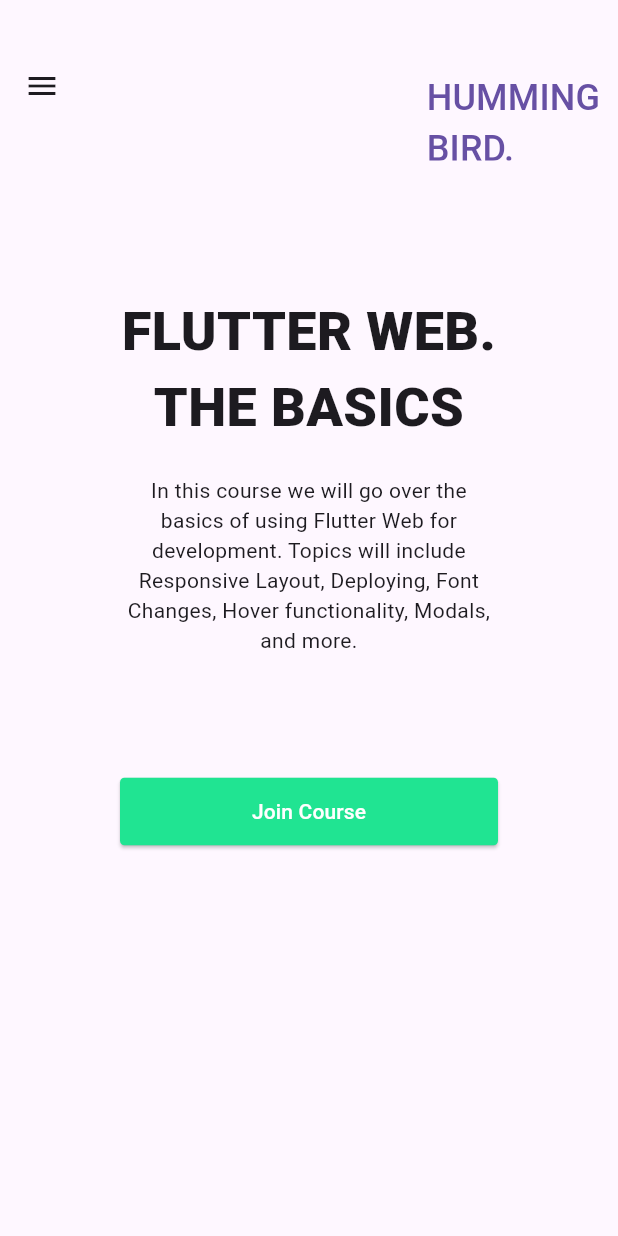
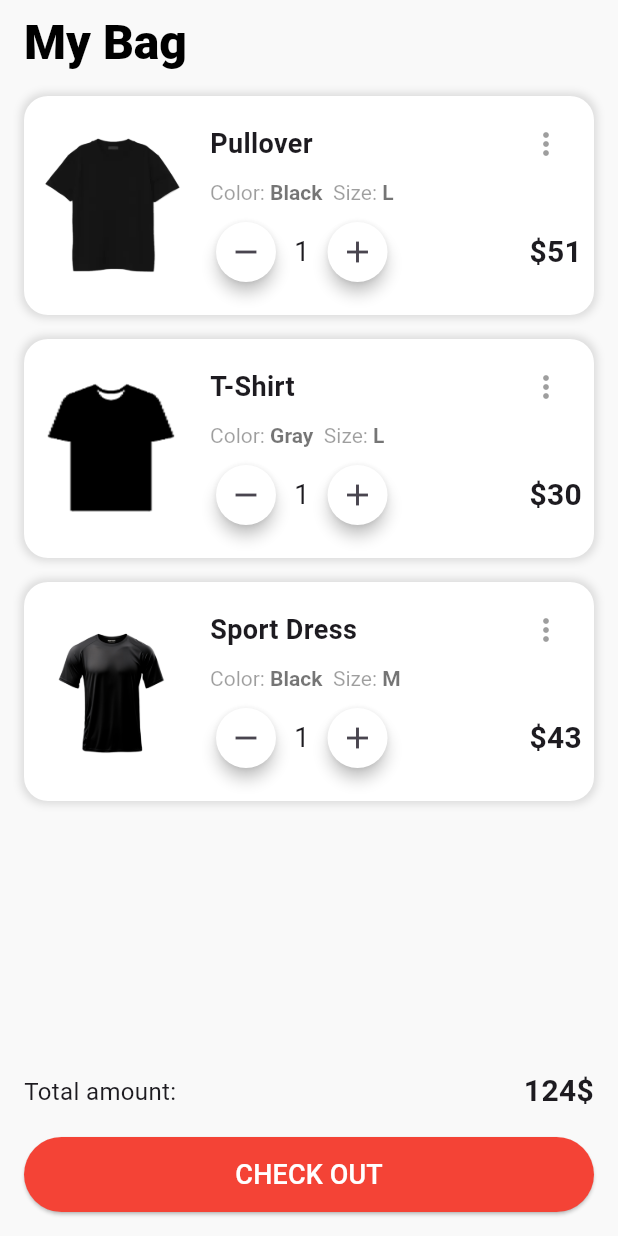
Before and after one commit to shahincse2/Assignment_of_Ostad, a Flutter app: the screen it shows after launch, on a phone screen of 412 x 824 dp. Run offline on Flutter 3.47's test engine with Material 3 defaults, Android fonts, the phone set to English and light mode, and no system bars.

Commit message:
Assignment 4

```diff
--- a/lib/home_screen.dart
+++ b/lib/home_screen.dart
@@ -1,6 +1,4 @@
-import 'package:assignment_of_ostad/desktop_screen.dart';
-import 'package:assignment_of_ostad/tablet_screen.dart';
-import 'package:assignment_of_ostad/mobile_screen.dart';
+import 'package:assignment_of_ostad/screens/product_lists.dart';
 import 'package:flutter/material.dart';
 
 class HomeScreen extends StatelessWidget {
@@ -8,14 +6,8 @@
 
   @override
   Widget build(BuildContext context) {
-    double width = MediaQuery.of(context).size.width;
-
-    if (width <= 640) {
-      return const MobileScreen();
-    } else if (width > 640 && width < 1007) {
-      return const TabletScreen();
-    } else {
-      return const DesktopScreen();
-    }
+    return const Scaffold(
+      body: ProductLists(),
+    );
   }
 }
--- a/lib/mobile_screen.dart
+++ /dev/null
@@ -1,127 +0,0 @@
-import 'package:flutter/material.dart';
-
-class MobileScreen extends StatelessWidget {
-  const MobileScreen({super.key});
-
-  @override
-  Widget build(BuildContext context) {
-    return Scaffold(
-      appBar: AppBar(
-        toolbarHeight: 115,
-        actions: [
-          Padding(
-            padding: const EdgeInsets.only(top: 40.0, left: 30),
-            child: TextButton(
-              onPressed: () {},
-              child: const Text(
-                'HUMMING\nBIRD.',
-                style: TextStyle(
-                  fontSize: 24,
-                ),
-              ),
-            ),
-          ),
-        ],
-      ),
-      body: SingleChildScrollView(
-        scrollDirection: Axis.vertical,
-        child: Padding(
-          padding: const EdgeInsets.only(
-              top: 80.0, bottom: 80.0, left: 80.0, right: 80.0),
-          child: Column(
-            mainAxisAlignment: MainAxisAlignment.center,
-            children: [
-              const Text(
-                'FLUTTER WEB.\nTHE BASICS',
-                style: TextStyle(fontSize: 36, fontWeight: FontWeight.w900),
-                textAlign: TextAlign.center,
-              ),
-              const SizedBox(height: 20),
-              const Text(
-                'In this course we will go over the basics of using Flutter Web for development. Topics will include Responsive Layout, Deploying, Font Changes, Hover functionality, Modals, and more.',
-                textAlign: TextAlign.center,
-              ),
-              const SizedBox(
-                height: 80,
-              ),
-              ElevatedButton(
-                onPressed: () {},
-                style: ElevatedButton.styleFrom(
-                  backgroundColor: const Color(0xff20E492),
-                  foregroundColor: Colors.white,
-                  minimumSize: const Size(double.infinity, 45),
-                  shape: RoundedRectangleBorder(
-                    borderRadius: BorderRadius.circular(3),
-                  ),
-                ),
-                child: const Text('Join Course'),
-              ),
-            ],
-          ),
-        ),
-      ),
-      drawer: Drawer(
-        child: Column(
-          children: [
-            DrawerHeader(
-              padding: EdgeInsets.zero,
-              child: Container(
-                height: 200,
-                width: double.infinity,
-                color: const Color(0xff20E492),
-                child: const Center(
-                  child: Column(
-                    mainAxisAlignment: MainAxisAlignment.center,
-                    children: [
-                      Text(
-                        'SKILL UP NOW',
-                        style: TextStyle(
-                            fontSize: 24,
-                            color: Colors.white,
-                            fontWeight: FontWeight.w700),
-                      ),
-                      Text(
-                        'TAP HERE',
-                        style: TextStyle(fontSize: 16, color: Colors.white),
-                      ),
-                    ],
-                  ),
-                ),
-              ),
-            ),
-            const Padding(
-              padding: EdgeInsets.only(left: 50.0),
-              child: Column(
-                children: [
-                  ListTile(
-                    leading: Icon(Icons.local_movies_outlined),
-                    title: Text(
-                      'Episodes',
-                      style:
-                          TextStyle(fontWeight: FontWeight.w500, fontSize: 16),
-                    ),
-                    contentPadding:
-                        EdgeInsets.symmetric(vertical: 0, horizontal: 16.0),
-                    horizontalTitleGap: 50.0,
-                    minVerticalPadding: 40,
-                  ),
-                  ListTile(
-                    leading: Icon(Icons.feedback),
-                    title: Text(
-                      'About',
-                      style:
-                          TextStyle(fontWeight: FontWeight.w500, fontSize: 16),
-                    ),
-                    contentPadding:
-                        EdgeInsets.symmetric(vertical: 0, horizontal: 16.0),
-                    horizontalTitleGap: 50.0,
-                  ),
-                ],
-              ),
-            ),
-          ],
-        ),
-      ),
-    );
-  }
-}
--- /dev/null
+++ b/lib/screens/product_lists.dart
@@ -0,0 +1,279 @@
+import 'package:flutter/material.dart';
+import 'package:flutter/widgets.dart';
+
+class ProductLists extends StatefulWidget {
+  const ProductLists({super.key});
+
+  @override
+  State<ProductLists> createState() => _ProductListsState();
+}
+
+class _ProductListsState extends State<ProductLists> {
+  final List<Map<String, dynamic>> items = [
+    {
+      'name': 'Pullover',
+      'color': 'Black',
+      'size': 'L',
+      'price': 51,
+      'quantity': 1,
+      'image': 'assets/images/pullover.png'
+    },
+    {
+      'name': 'T-Shirt',
+      'color': 'Gray',
+      'size': 'L',
+      'price': 30,
+      'quantity': 1,
+      'image': 'assets/images/newshirt.png'
+    },
+    {
+      'name': 'Sport Dress',
+      'color': 'Black',
+      'size': 'M',
+      'price': 43,
+      'quantity': 1,
+      'image': 'assets/images/sport.png'
+    },
+  ];
+
+  double totalAmount = 0;
+
+  @override
+  void initState() {
+    super.initState();
+    calculateTotalAmount();
+  }
+
+  @override
+  Widget build(BuildContext context) {
+    return MaterialApp(
+      debugShowCheckedModeBanner: false,
+      home: Scaffold(
+        backgroundColor: const Color(0xffF9F9F9),
+        appBar: AppBar(
+          title: const Text('My Bag'),
+          backgroundColor: const Color(0xffF9F9F9),
+          elevation: 0,
+          titleTextStyle: const TextStyle(
+              color: Colors.black, fontWeight: FontWeight.w900, fontSize: 32),
+        ),
+        body: buildProductDetailsListTile(),
+      ),
+    );
+  }
+
+  Widget buildProductDetailsListTile() {
+    return Column(
+      children: [
+        Expanded(
+          child: Column(
+            children: items.asMap().entries.map((entry) {
+              int index = entry.key;
+              var item = entry.value;
+
+              return Padding(
+                padding:
+                const EdgeInsets.symmetric(horizontal: 16, vertical: 8),
+                child: Container(
+                  padding: const EdgeInsets.all(8),
+                  decoration: BoxDecoration(
+                    color: Colors.white,
+                    borderRadius: BorderRadius.circular(16),
+                    boxShadow: const [
+                      BoxShadow(
+                        color: Colors.black12,
+                        blurRadius: 4,
+                        spreadRadius: 2,
+                      ),
+                    ],
+                  ),
+                  child: Row(
+                    crossAxisAlignment: CrossAxisAlignment.start,
+                    children: [
+                      Image.asset(
+                        item['image'],
+                        width: 100,
+                        height: 130,
+                      ),
+                      const SizedBox(width: 16),
+                      Expanded(
+                        child: Column(
+                          crossAxisAlignment: CrossAxisAlignment.start,
+                          children: [
+                            Row(
+                              mainAxisAlignment: MainAxisAlignment.spaceBetween,
+                              mainAxisSize: MainAxisSize.max,
+                              children: [
+                                Text(
+                                  item['name'],
+                                  style: const TextStyle(
+                                    fontWeight: FontWeight.bold,
+                                    fontSize: 18,
+                                  ),
+                                ),
+                                IconButton(
+                                  onPressed: () {},
+                                  icon: Icon(
+                                    Icons.more_vert,
+                                    color: Colors.black38,
+                                  ),
+                                ),
+                              ],
+                            ),
+                            RichText(
+                              text: TextSpan(
+                                children: [
+                                  const TextSpan(
+                                    text: 'Color: ',
+                                    style: TextStyle(
+                                      color: Colors.black38,
+                                    ),
+                                  ),
+                                  TextSpan(
+                                    text: '${item['color']}  ',
+                                    style: const TextStyle(
+                                      fontWeight: FontWeight.bold,
+                                      color: Colors.black54,
+                                    ),
+                                  ),
+                                  const TextSpan(
+                                    text: 'Size: ',
+                                    style: TextStyle(
+                                      color: Colors.black38,
+                                    ),
+                                  ),
+                                  TextSpan(
+                                    text: '${item['size']}',
+                                    style: const TextStyle(
+                                      fontWeight: FontWeight.bold,
+                                      color: Colors.black54,
+                                    ),
+                                  ),
+                                ],
+                              ),
+                            ),
+                            const SizedBox(height: 8),
+                            Row(
+                              mainAxisAlignment: MainAxisAlignment.spaceBetween,
+                              children: [
+                                Row(
+                                  children: [
+                                    IconButton(
+                                      onPressed: () {
+                                        updateQuantity(index, false);
+                                      },
+                                      icon: const Icon(Icons.remove),
+                                      style: IconButton.styleFrom(
+                                        backgroundColor: Colors.white,
+                                        elevation: 4,
+                                        shadowColor: Colors.black,
+                                        shape: RoundedRectangleBorder(
+                                          borderRadius:
+                                          BorderRadius.circular(50),
+                                        ),
+                                      ),
+                                    ),
+                                    const SizedBox(width: 8),
+                                    Text(
+                                      '${item['quantity']}',
+                                      style: const TextStyle(fontSize: 18),
+                                    ),
+                                    const SizedBox(width: 8),
+                                    IconButton(
+                                      onPressed: () {
+                                        updateQuantity(index, true);
+                                      },
+                                      icon: const Icon(Icons.add),
+                                      style: IconButton.styleFrom(
+                                        backgroundColor: Colors.white,
+                                        elevation: 4,
+                                        shadowColor: Colors.black,
+                                        shape: RoundedRectangleBorder(
+                                          borderRadius:
+                                          BorderRadius.circular(50),
+                                        ),
+                                      ),
+                                    ),
+                                  ],
+                                ),
+                                Text(
+                                  '\$${item['price']}',
+                                  style: const TextStyle(
+                                    fontWeight: FontWeight.bold,
+                                    fontSize: 20,
+                                  ),
+                                ),
+                              ],
+                            ),
+                          ],
+                        ),
+                      ),
+                    ],
+                  ),
+                ),
+              );
+            }).toList(),
+          ),
+        ),
+        Padding(
+          padding: const EdgeInsets.all(16.0),
+          child: Column(
+            children: [
+              Row(
+                mainAxisAlignment: MainAxisAlignment.spaceBetween,
+                children: [
+                  const Text('Total amount:',
+                      style: TextStyle(
+                        fontSize: 16,
+                      )),
+                  Text(
+                    '${totalAmount.toStringAsFixed(0)}\$',
+                    style: const TextStyle(
+                        fontSize: 20, fontWeight: FontWeight.bold),
+                  ),
+                ],
+              ),
+              const SizedBox(height: 16),
+              ElevatedButton(
+                onPressed: () {},
+                style: ElevatedButton.styleFrom(
+                  minimumSize: const Size(double.infinity, 50),
+                  backgroundColor: Colors.red,
+                  shape: RoundedRectangleBorder(
+                    borderRadius: BorderRadius.circular(30),
+                  ),
+                ),
+                child: const Text(
+                  'CHECK OUT',
+                  style: TextStyle(fontSize: 18, color: Colors.white),
+                ),
+              ),
+            ],
+          ),
+        ),
+      ],
+    );
+  }
+
+  void calculateTotalAmount() {
+    totalAmount = 0;
+    for (var item in items) {
+      totalAmount += item['price'] * item['quantity'];
+    }
+  }
+
+  void updateQuantity(int index, bool isIncrement) {
+    setState(
+          () {
+        if (isIncrement) {
+          items[index]['quantity']++;
+        } else {
+          if (items[index]['quantity'] > 0) {
+            items[index]['quantity']--;
+          }
+        }
+        calculateTotalAmount(); // Recalculate the total amount whenever quantity changes
+      },
+    );
+  }
+}
```
Also changed, not shown: lib/desktop_screen.dart (deleted, +0 -106 lines), lib/main.dart (+2 -16 lines), lib/tablet_screen.dart (deleted, +0 -79 lines), pubspec.yaml (+5 -2 lines), assets/images/black.jpg (added), assets/images/half sleeve shirt.png (added), assets/images/newshirt.png (added), assets/images/polo_shirt.png (added), assets/images/pullover.png (added), assets/images/short sleeve shirt.png (added), assets/images/sport.png (added).
